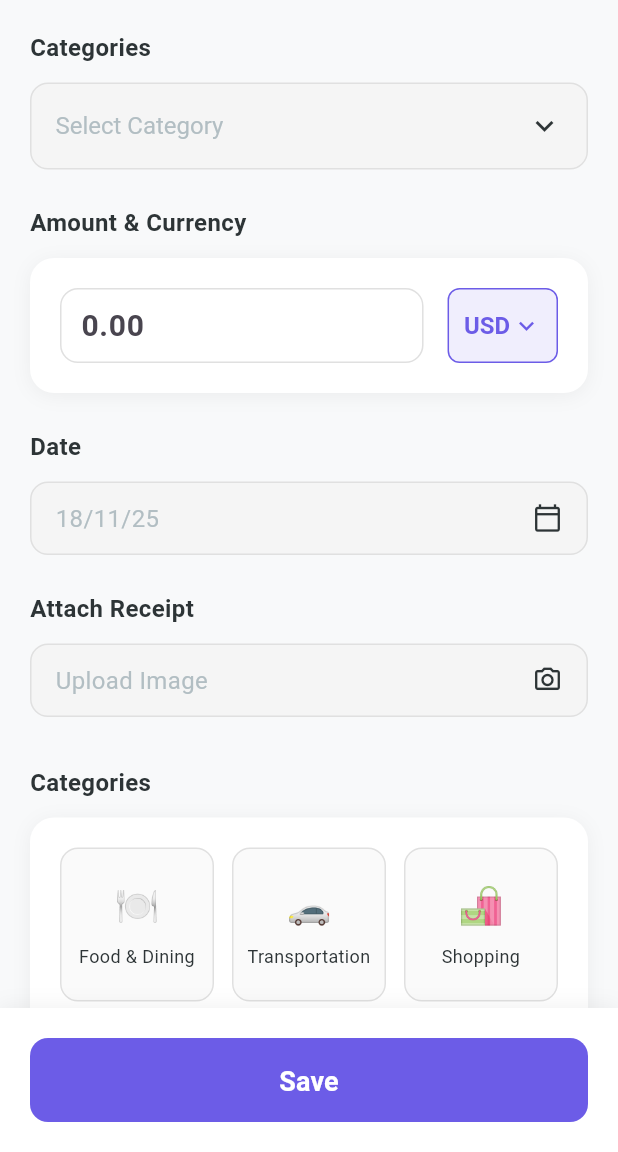
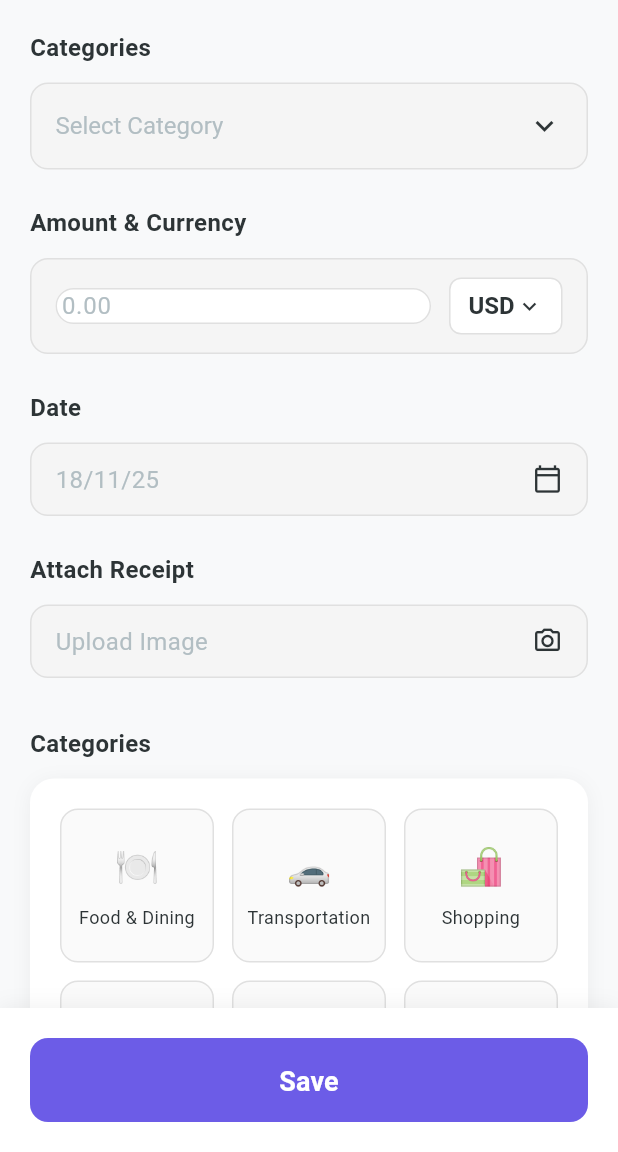
Before and after one commit to khaledebied/inovola-task, a Flutter app: the AddExpenseScreen screen opened directly, on a phone screen of 412 x 824 dp, the part 84-1236 px from its top. Run offline on Flutter 3.47's test engine with Material 3 defaults, Android fonts, the phone set to English and light mode, and no system bars; our stand-ins replace adaptive_theme, auto_route, bloc, cached_network_image, dartz, device_info_plus and 30 more; missing offline and left inert: flutter_rounded_date_picker, simple_connection_checker, tf_dio_cache; accounts and stored records are empty; network calls fail.

Commit message:
Refactor AddExpenseScreen to enhance the amount input section and implement a styled currency dropdown. Update layout for improved user experience and consistency in design.

```diff
--- a/lib/features/expense_tracker/presentaion/pages/add_expense/add_expense.dart
+++ b/lib/features/expense_tracker/presentaion/pages/add_expense/add_expense.dart
@@ -2,7 +2,6 @@ import 'dart:io';
 import 'package:expense_tracker/core/bloc/generic_cubit/generic_cubit.dart';
 import 'package:expense_tracker/features/expense_tracker/presentaion/manager/add_expense_cubit/add_expense_cubit.dart';
 import 'package:expense_tracker/features/expense_tracker/presentaion/pages/expense_tracker_screen/widgets/category_selection_grid.dart';
-import 'package:expense_tracker/features/expense_tracker/presentaion/pages/expense_tracker_screen/widgets/currency_dropdown.dart';
 import 'package:flutter/material.dart';
 import 'package:flutter_bloc/flutter_bloc.dart';
 import 'package:image_picker/image_picker.dart';
@@ -186,37 +185,32 @@ class _AddExpenseScreenState extends State<AddExpenseScreen> {
 
   /// Builds the amount input field with currency selector and conversion
   Widget _buildAmountSection(AddExpenseData data) {
-    return Container(
-      padding: const EdgeInsets.all(20),
+    return Column(
+      crossAxisAlignment: CrossAxisAlignment.start,
+      children: [
+        Container(
+          padding: const EdgeInsets.symmetric(horizontal: 16, vertical: 12),
           decoration: BoxDecoration(
-        color: Colors.white,
-        borderRadius: BorderRadius.circular(16),
-        boxShadow: [
-          BoxShadow(
-            color: Colors.black.withOpacity(0.05),
-            blurRadius: 10,
-            offset: const Offset(0, 2),
+            color: _inputBackgroundColor,
+            borderRadius: BorderRadius.circular(_borderRadius),
+            border: Border.all(color: Colors.grey.shade300, width: 1),
           ),
-        ],
-      ),
-      child: Column(
-        children: [
-          Row(
+          child: Row(
             children: [
               Expanded(
-                flex: 2,
                 child: TextFormField(
                   controller: _amountController,
                   keyboardType: const TextInputType.numberWithOptions(decimal: true),
                   style: const TextStyle(
-                    fontSize: 20,
-                    fontWeight: FontWeight.bold,
-                    color: Color(0xFF2D3436),
+                    fontSize: 16,
+                    color: _textColor,
                   ),
                   decoration: const InputDecoration(
                     hintText: '0.00',
+                    hintStyle: TextStyle(color: _hintColor),
                     border: InputBorder.none,
-                    contentPadding: EdgeInsets.symmetric(horizontal: 10, vertical: 10),
+                    contentPadding: EdgeInsets.zero,
+                    isDense: true,
                   ),
                   validator: (value) {
                     if (value == null || value.isEmpty) {
@@ -233,26 +227,62 @@ class _AddExpenseScreenState extends State<AddExpenseScreen> {
                   },
                 ),
               ),
-              const SizedBox(width: 16),
-              CurrencyDropdown(
-                currencies: data.availableCurrencies,
-                selectedCurrency: data.currency,
-                onCurrencyChanged: _cubit.updateCurrency,
+              const SizedBox(width: 12),
+              _buildCurrencyDropdown(data),
+            ],
           ),
-            ],
         ),
         if (data.convertedAmount != null && data.currency != 'USD')
           Padding(
-              padding: const EdgeInsets.only(top: 12),
+            padding: const EdgeInsets.only(top: 8, left: 16),
             child: Text(
               '≈ \$${data.convertedAmount!.toStringAsFixed(2)} USD',
-                style: TextStyle(
-                  fontSize: 16,
-                  color: Colors.grey[600],
+              style: const TextStyle(
+                fontSize: 14,
+                color: _hintColor,
               ),
             ),
           ),
       ],
+    );
+  }
+
+  /// Builds a styled currency dropdown that matches the app's design
+  Widget _buildCurrencyDropdown(AddExpenseData data) {
+    return Container(
+      padding: const EdgeInsets.symmetric(horizontal: 12, vertical: 6),
+      decoration: BoxDecoration(
+        color: Colors.white,
+        borderRadius: BorderRadius.circular(8),
+        border: Border.all(color: Colors.grey.shade300, width: 1),
+      ),
+      child: DropdownButtonHideUnderline(
+        child: DropdownButton<String>(
+          value: data.currency,
+          icon: const Icon(
+            Icons.keyboard_arrow_down,
+            color: _textColor,
+            size: 18,
+          ),
+          style: const TextStyle(
+            color: _textColor,
+            fontSize: 16,
+            fontWeight: FontWeight.w600,
+          ),
+          dropdownColor: Colors.white,
+          isDense: true,
+          items: data.availableCurrencies.map((currency) {
+            return DropdownMenuItem<String>(
+              value: currency,
+              child: Text(currency),
+            );
+          }).toList(),
+          onChanged: (value) {
+            if (value != null) {
+              _cubit.updateCurrency(value);
+            }
+          },
+        ),
       ),
     );
   }
```
Lines whose indentation alone changed are shown as unchanged.
